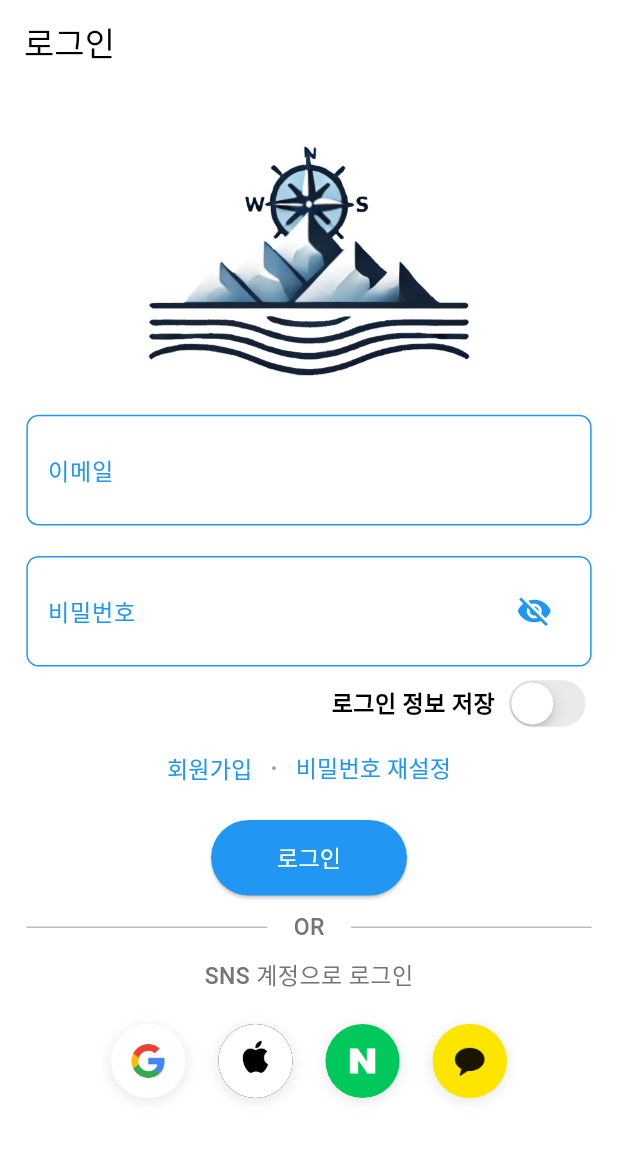
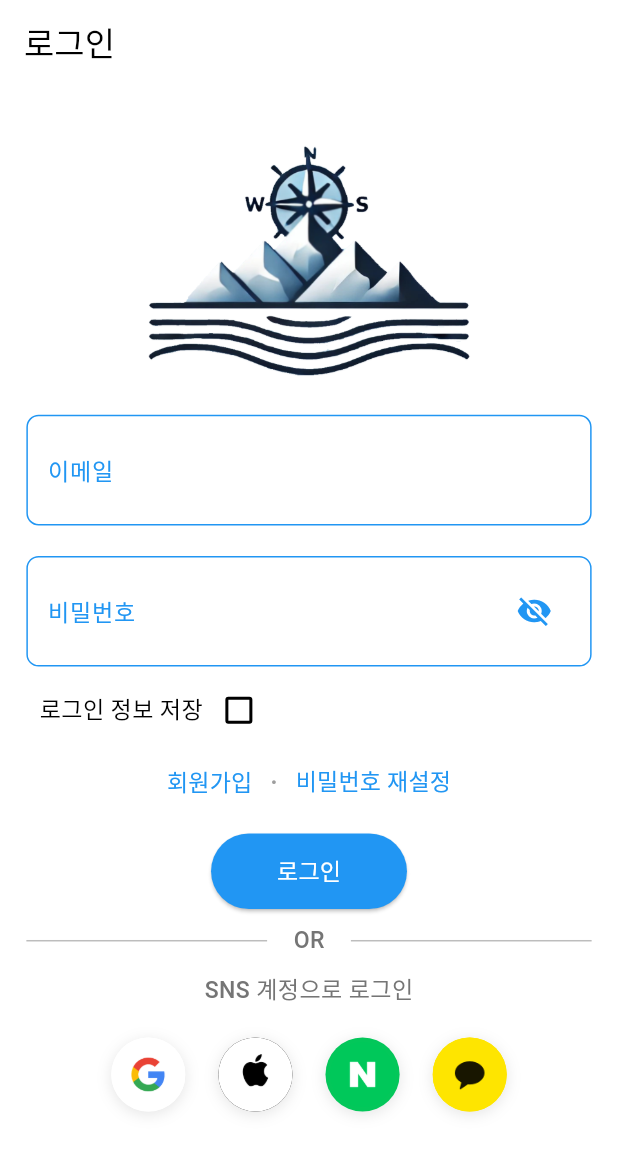
Before and after one commit to peteryu24/TravelOn, a Flutter app: the screen it shows after launch, on a phone screen of 412 x 824 dp. Shown: the top 1153 px of the screen. Run offline on Flutter 3.47's test engine with Material 3 defaults, Android fonts, the light colour scheme and no system bars; our stand-ins replace cached_network_image, cloud_firestore, firebase_auth, firebase_core, firebase_messaging, firebase_storage and 10 more; missing offline and left inert: firebase_app_check, flutter_naver_map; accounts and stored records are empty.

Commit message:
design: 로그인 정보 저장 UI 롤백

```diff
--- a/lib/features/auth/presentation/screens/login_screen.dart
+++ b/lib/features/auth/presentation/screens/login_screen.dart
@@ -106,26 +106,18 @@ class _LoginScreenState extends State<LoginScreen> {
             ),
             SizedBox(height: 5.h),
             Row(
-              mainAxisAlignment: MainAxisAlignment.end,
+              mainAxisAlignment: MainAxisAlignment.start,
               children: [
                 Padding(
                   padding: EdgeInsets.only(left: 8.0.w),
                   child: Row(
                     children: [
-                      Text(
-                        '로그인 정보 저장',
-                        style: TextStyle(
-                            fontSize: 14.sp,
-                            fontWeight: FontWeight.w600,
-                            color: Colors.black),
-                      ),
-                      SizedBox(width: 5.w),
-                      CupertinoSwitch(
-                        activeColor: Colors.blue,
+                      Text('로그인 정보 저장', style: TextStyle(fontSize: 14.sp)),
+                      Checkbox(
                         value: _saveCredentials,
                         onChanged: (value) {
                           setState(() {
-                            _saveCredentials = value;
+                            _saveCredentials = value ?? false;
                           });
                         },
                       ),
```
